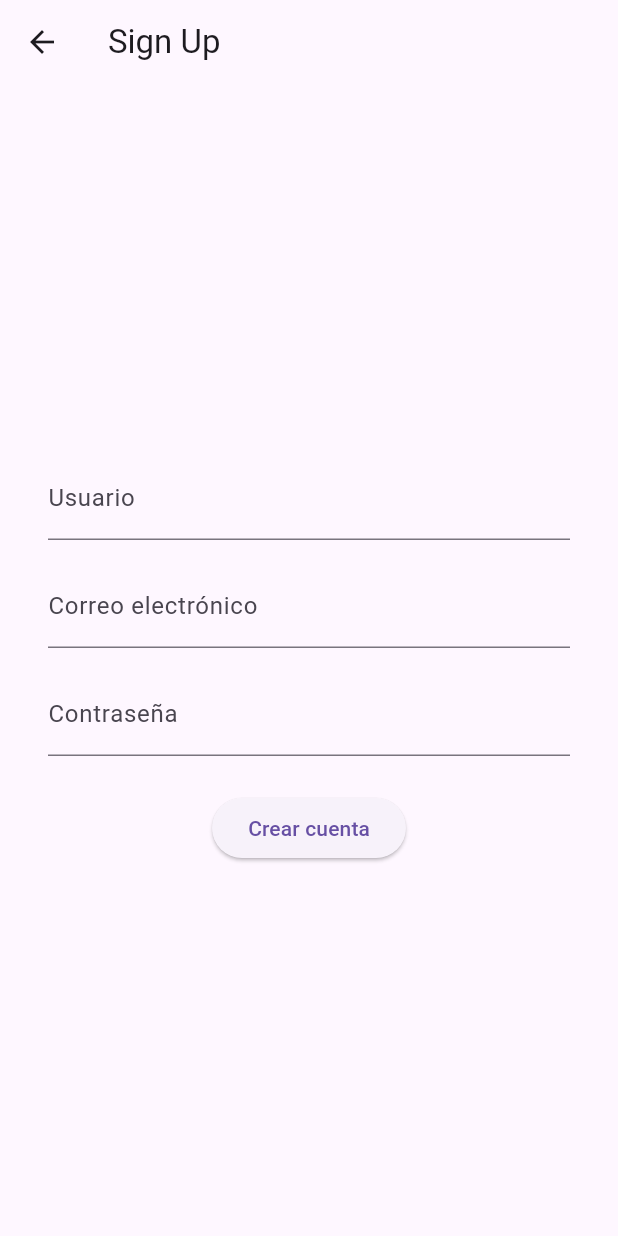
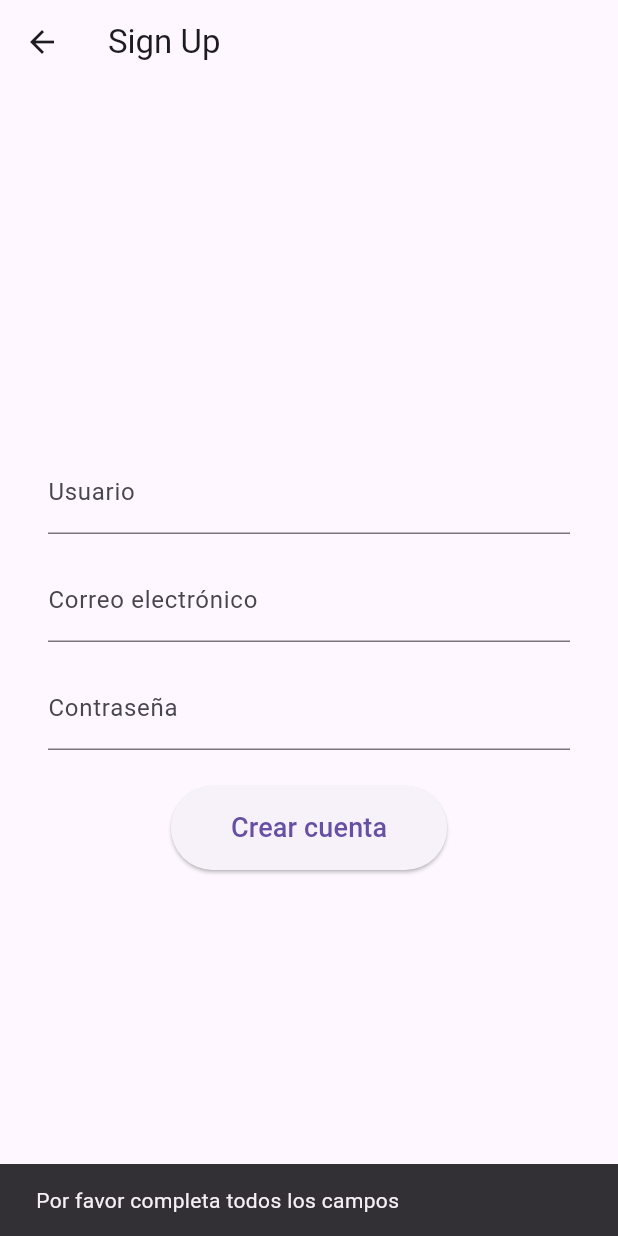
Before and after one commit to belisarioDomz/duolingoFinance, a Flutter app: the SignUpScreen screen opened by its route, after a tap on "Crear cuenta", on a phone screen of 412 x 824 dp. Run offline on Flutter 3.47's test engine with Material 3 defaults, Android fonts, the phone set to English and light mode, and no system bars.

Commit message:
Prueben iniciar sesion con esto

```diff
--- a/duolingofinanceapp/lib/screens/login_screen.dart
+++ b/duolingofinanceapp/lib/screens/login_screen.dart
@@ -51,7 +51,7 @@ class _LoginScreenState extends State<LoginScreen> {
 
     try {
       final response = await http.post(
-        Uri.parse('http://10.0.2.2:5000/login'), // IP del PC para emulador Android
+        Uri.parse('http://10.22.187.7:5000/login'), // IP del PC para emulador Android
         headers: {"Content-Type": "application/json"},
         body: jsonEncode({"email": email, "password": password}),
       );
--- a/duolingofinanceapp/lib/screens/signup_screen.dart
+++ b/duolingofinanceapp/lib/screens/signup_screen.dart
@@ -1,42 +1,107 @@
 import 'package:flutter/material.dart';
+import 'home_screen.dart';
+import 'package:http/http.dart' as http;
+import 'dart:convert';
 
-class SignUpScreen extends StatelessWidget {
+class SignUpScreen extends StatefulWidget {
+  const SignUpScreen({super.key});
+
+  @override
+  State<SignUpScreen> createState() => _SignUpScreenState();
+}
+
+class _SignUpScreenState extends State<SignUpScreen> {
   final TextEditingController _userController = TextEditingController();
+  final TextEditingController _emailController = TextEditingController();
   final TextEditingController _passController = TextEditingController();
-  final TextEditingController _emailController = TextEditingController();
+  bool _isLoading = false;
+
+  Future<void> _register() async {
+    final username = _userController.text.trim();
+    final email = _emailController.text.trim();
+    final password = _passController.text;
+
+    if (username.isEmpty || email.isEmpty || password.isEmpty) {
+      ScaffoldMessenger.of(context).showSnackBar(
+        const SnackBar(content: Text('Por favor completa todos los campos')),
+      );
+      return;
+    }
+
+    setState(() => _isLoading = true);
+
+    try {
+      final response = await http.post(
+        Uri.parse('http://10.22.187.7:5000/register'),
+        headers: {"Content-Type": "application/json"},
+        body: jsonEncode({
+          "username": username,
+          "email": email,
+          "password": password,
+        }),
+      );
+
+      final data = jsonDecode(response.body);
+
+      if (response.statusCode == 201) {
+        // Registro exitoso, navegar a HomeScreen
+        Navigator.pushReplacement(
+          context,
+          MaterialPageRoute(
+            builder: (context) => HomeScreen(username: username),
+          ),
+        );
+      } else {
+        ScaffoldMessenger.of(context).showSnackBar(
+          SnackBar(content: Text(data['message'] ?? 'Error desconocido')),
+        );
+      }
+    } catch (e) {
+      ScaffoldMessenger.of(context).showSnackBar(
+        SnackBar(content: Text('Error de conexión: $e')),
+      );
+    } finally {
+      setState(() => _isLoading = false);
+    }
+  }
 
   @override
   Widget build(BuildContext context) {
     return Scaffold(
-      appBar: AppBar(title: Text('Sign Up')),
-      body: Padding(
+      appBar: AppBar(title: const Text('Sign Up')),
+      body: SafeArea(
+        child: Padding(
           padding: const EdgeInsets.all(32.0),
           child: Column(
             mainAxisAlignment: MainAxisAlignment.center,
             children: [
               TextField(
                 controller: _userController,
-              decoration: InputDecoration(labelText: 'Usuario'),
+                decoration: const InputDecoration(labelText: 'Usuario'),
               ),
-            SizedBox(height: 16),
+              const SizedBox(height: 16),
               TextField(
                 controller: _emailController,
-              decoration: InputDecoration(labelText: 'Correo electrónico'),
+                decoration: const InputDecoration(labelText: 'Correo electrónico'),
               ),
-            SizedBox(height: 16),
+              const SizedBox(height: 16),
               TextField(
                 controller: _passController,
-              decoration: InputDecoration(labelText: 'Contraseña'),
+                decoration: const InputDecoration(labelText: 'Contraseña'),
                 obscureText: true,
               ),
-            SizedBox(height: 24),
-            ElevatedButton(
-              onPressed: () {
-                print('Sign Up: ${_userController.text}');
-              },
-              child: Text('Crear cuenta'),
+              const SizedBox(height: 24),
+              _isLoading
+                  ? const CircularProgressIndicator()
+                  : ElevatedButton(
+                      onPressed: _register,
+                      style: ElevatedButton.styleFrom(
+                        padding: const EdgeInsets.symmetric(horizontal: 40, vertical: 15),
+                      ),
+                      child: const Text('Crear cuenta', style: TextStyle(fontSize: 18)),
                     ),
             ],
+          ),
         ),
       ),
     );
```
Also changed, not shown: 1 other file. Lines whose indentation alone changed are shown as unchanged.
